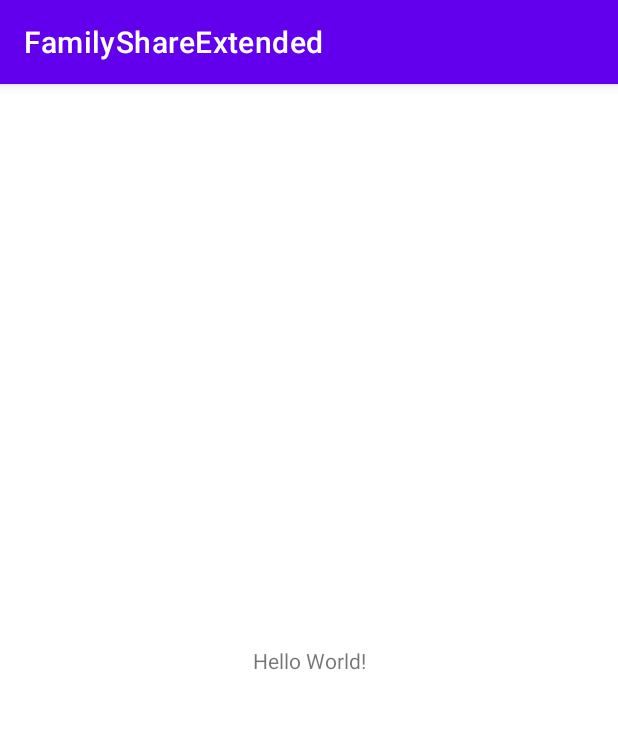
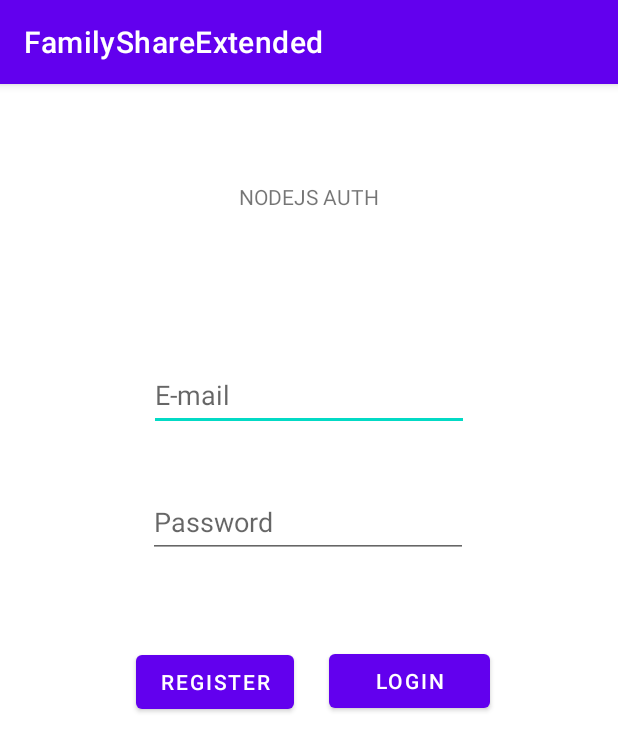
Before and after one commit to MrCosta57/progetto_ing_del_software_2021, an Android app: the screen it shows after launch (MainActivity), on a phone screen of 412 x 824 dp. Shown: the top 752 px of the screen. Run offline under Robolectric (Android 15) with nearby library versions, the light colour scheme and no system bars; our stand-ins replace RxJava.

Commit message:
Test connessione a server NodeJS con richiesta di registrazione, creazione schermata di Register/Login e classi/interfacce necessarie a RetroFit

```diff
--- a/app/src/main/AndroidManifest.xml
+++ b/app/src/main/AndroidManifest.xml
@@ -2,11 +2,14 @@
 <manifest xmlns:android="http://schemas.android.com/apk/res/android"
     package="com.balckbuffalo.familyshareextended">
 
+    <uses-permission android:name="android.permission.INTERNET" />
+
     <application
         android:allowBackup="true"
-        android:icon="@mipmap/ic_launcher"
+        android:icon="@drawable/launcher"
         android:label="@string/app_name"
         android:roundIcon="@mipmap/ic_launcher_round"
+        android:usesCleartextTraffic="true"
         android:supportsRtl="true"
         android:theme="@style/Theme.FamilyShareExtended">
         <activity
--- a/app/src/main/java/com/balckbuffalo/familyshareextended/MainActivity.java
+++ b/app/src/main/java/com/balckbuffalo/familyshareextended/MainActivity.java
@@ -3,12 +3,97 @@ package com.balckbuffalo.familyshareextended;
 import androidx.appcompat.app.AppCompatActivity;
 
 import android.os.Bundle;
+import android.view.View;
+import android.widget.Button;
+import android.widget.EditText;
+import android.widget.Toast;
+
+import com.balckbuffalo.familyshareextended.Retrofit.INodeJS;
+import com.balckbuffalo.familyshareextended.Retrofit.RetrofitClient;
+
+import io.reactivex.android.schedulers.AndroidSchedulers;
+import io.reactivex.disposables.CompositeDisposable;
+import io.reactivex.functions.Consumer;
+import io.reactivex.schedulers.Schedulers;
+import retrofit2.Retrofit;
 
 public class MainActivity extends AppCompatActivity {
+
+    INodeJS myAPI;
+    CompositeDisposable compositeDisposable = new CompositeDisposable();
+
+    Button btn_login, btn_register;
+    EditText edt_mail, edt_password;
+
+    @Override
+    protected void onStop() {
+        super.onStop();
+    }
+
+    @Override
+    protected void onDestroy() {
+        super.onDestroy();
+    }
 
     @Override
     protected void onCreate(Bundle savedInstanceState) {
         super.onCreate(savedInstanceState);
         setContentView(R.layout.activity_main);
+
+        //Init API
+        Retrofit retrofit = RetrofitClient.getInstance();
+        myAPI = retrofit.create(INodeJS.class);
+
+        btn_login = findViewById(R.id.login_button);
+        btn_register = findViewById(R.id.reg_button);
+
+        edt_mail = findViewById(R.id.email);
+        edt_password = findViewById(R.id.password);
+
+        btn_login.setOnClickListener(new View.OnClickListener() {
+            @Override
+            public void onClick(View v) {
+                loginUser(edt_mail.getText().toString(), edt_password.getText().toString());
+            }
+        });
+
+        btn_register.setOnClickListener(new View.OnClickListener() {
+            @Override
+            public void onClick(View v) {
+                registerUser(edt_mail.getText().toString(), edt_password.getText().toString());
+            }
+        });
+    }
+
+    private void registerUser(String email, String password) {
+        compositeDisposable.add(myAPI.registerUser("given_name", "famiglia",email, password,true,"a")
+                .subscribeOn(Schedulers.io())
+                .observeOn(AndroidSchedulers.mainThread())
+                .subscribe(new Consumer<String>() {
+                    @Override
+                    public void accept(String s) throws Exception {
+                        if(s.contains(""))
+                            Toast.makeText(MainActivity.this, "Login Success", Toast.LENGTH_LONG).show();
+                        else
+                            Toast.makeText(MainActivity.this, ""+s, Toast.LENGTH_LONG).show();
+                    }
+                })
+        );
+    }
+
+    private void loginUser(String email, String password) {
+        compositeDisposable.add(myAPI.loginUser(email,password)
+                .subscribeOn(Schedulers.io())
+                .observeOn(AndroidSchedulers.mainThread())
+                .subscribe(new Consumer<String>() {
+                    @Override
+                    public void accept(String s) throws Exception {
+                        if(s.contains(""))
+                            Toast.makeText(MainActivity.this, "Login Success", Toast.LENGTH_LONG).show();
+                        else
+                            Toast.makeText(MainActivity.this, ""+s, Toast.LENGTH_LONG).show();
+                    }
+                })
+        );
     }
 }
--- /dev/null
+++ b/app/src/main/java/com/balckbuffalo/familyshareextended/Retrofit/INodeJS.java
@@ -0,0 +1,22 @@
+package com.balckbuffalo.familyshareextended.Retrofit;
+
+import io.reactivex.Observable;
+import retrofit2.http.Field;
+import retrofit2.http.FormUrlEncoded;
+import retrofit2.http.POST;
+
+public interface INodeJS {
+    @POST("users/")
+    @FormUrlEncoded
+    Observable<String> registerUser(@Field("given_name") String given_name,
+                                    @Field("family_name") String family_name,
+                                    @Field("email") String email,
+                                    @Field("password") String password,
+                                    @Field("visible") Boolean visible,
+                                    @Field("language") String language);
+
+    @POST("login")
+    @FormUrlEncoded
+    Observable<String> loginUser(@Field("email") String email,
+                                 @Field("password") String password);
+}
--- /dev/null
+++ b/app/src/main/java/com/balckbuffalo/familyshareextended/Retrofit/RetrofitClient.java
@@ -0,0 +1,31 @@
+package com.balckbuffalo.familyshareextended.Retrofit;
+
+import java.security.cert.CertificateException;
+
+import javax.net.ssl.HostnameVerifier;
+import javax.net.ssl.SSLContext;
+import javax.net.ssl.SSLSession;
+import javax.net.ssl.SSLSocketFactory;
+import javax.net.ssl.TrustManager;
+import javax.net.ssl.X509TrustManager;
+
+import okhttp3.OkHttpClient;
+import retrofit2.Retrofit;
+import retrofit2.adapter.rxjava2.RxJava2CallAdapterFactory;
+import retrofit2.converter.scalars.ScalarsConverterFactory;
+
+public class RetrofitClient {
+    private static Retrofit instance;
+
+    public static Retrofit getInstance() {
+        String IPV4 = "192.168.1.6";
+        if (instance == null)
+            instance = new Retrofit.Builder()
+                    .baseUrl("http://" + IPV4 + ":4000/api/")
+                    .addConverterFactory(ScalarsConverterFactory.create())
+                    .addCallAdapterFactory(RxJava2CallAdapterFactory.create())
+                    .build();
+
+        return instance;
+    }
+}
--- a/app/src/main/res/layout/activity_main.xml
+++ b/app/src/main/res/layout/activity_main.xml
@@ -7,12 +7,67 @@
     tools:context=".MainActivity">
 
     <TextView
+        android:id="@+id/textView2"
         android:layout_width="wrap_content"
         android:layout_height="wrap_content"
-        android:text="Hello World!"
+        android:text="NODEJS AUTH"
         app:layout_constraintBottom_toBottomOf="parent"
         app:layout_constraintLeft_toLeftOf="parent"
         app:layout_constraintRight_toRightOf="parent"
-        app:layout_constraintTop_toTopOf="parent" />
+        app:layout_constraintTop_toTopOf="parent"
+        app:layout_constraintVertical_bias="0.087" />
+
+    <EditText
+        android:id="@+id/email"
+        android:layout_width="wrap_content"
+        android:layout_height="wrap_content"
+        android:ems="10"
+        android:hint="E-mail"
+        android:inputType="textEmailAddress"
+        android:minHeight="48dp"
+        app:layout_constraintBottom_toBottomOf="parent"
+        app:layout_constraintEnd_toEndOf="parent"
+        app:layout_constraintStart_toStartOf="parent"
+        app:layout_constraintTop_toBottomOf="@+id/textView2"
+        app:layout_constraintVertical_bias="0.155" />
+
+    <EditText
+        android:id="@+id/password"
+        android:layout_width="wrap_content"
+        android:layout_height="wrap_content"
+        android:ems="10"
+        android:hint="Password"
+        android:inputType="textPassword"
+        android:minHeight="48dp"
+        app:layout_constraintBottom_toBottomOf="parent"
+        app:layout_constraintEnd_toEndOf="parent"
+        app:layout_constraintHorizontal_bias="0.497"
+        app:layout_constraintStart_toStartOf="parent"
+        app:layout_constraintTop_toBottomOf="@+id/email"
+        app:layout_constraintVertical_bias="0.075" />
+
+    <Button
+        android:id="@+id/reg_button"
+        android:layout_width="wrap_content"
+        android:layout_height="wrap_content"
+        android:text="REGISTER"
+        app:layout_constraintBottom_toBottomOf="parent"
+        app:layout_constraintEnd_toEndOf="parent"
+        app:layout_constraintHorizontal_bias="0.295"
+        app:layout_constraintStart_toStartOf="parent"
+        app:layout_constraintTop_toBottomOf="@+id/password"
+        app:layout_constraintVertical_bias="0.145" />
+
+    <Button
+        android:id="@+id/login_button"
+        android:layout_width="107dp"
+        android:layout_height="48dp"
+        android:text="LOGIN"
+        app:layout_constraintBottom_toBottomOf="parent"
+        app:layout_constraintEnd_toEndOf="parent"
+        app:layout_constraintHorizontal_bias="0.212"
+        app:layout_constraintStart_toEndOf="@+id/reg_button"
+        app:layout_constraintTop_toBottomOf="@+id/password"
+        app:layout_constraintVertical_bias="0.143" />
 
 </androidx.constraintlayout.widget.ConstraintLayout>
```
Also changed, not shown: app/build.gradle (+14 -6 lines), build.gradle (+7 -0 lines), app/src/main/res/drawable/launcher.jpg (added).
